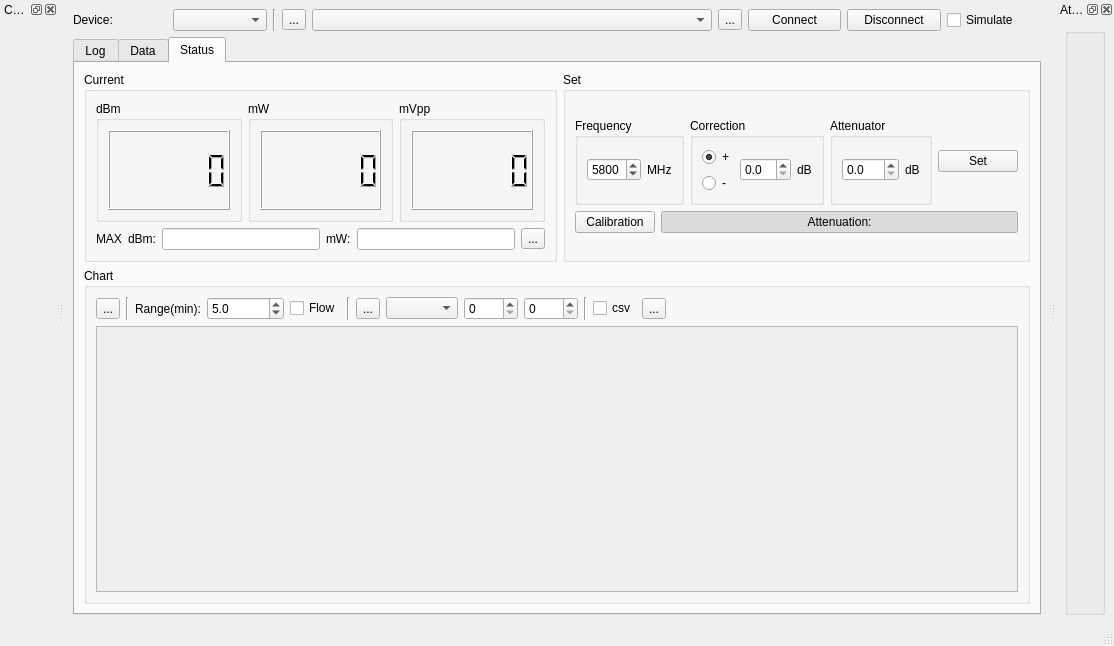
Old version of the form src/mainwindow.ui in the repository coozoo/qtrfpowermeter.
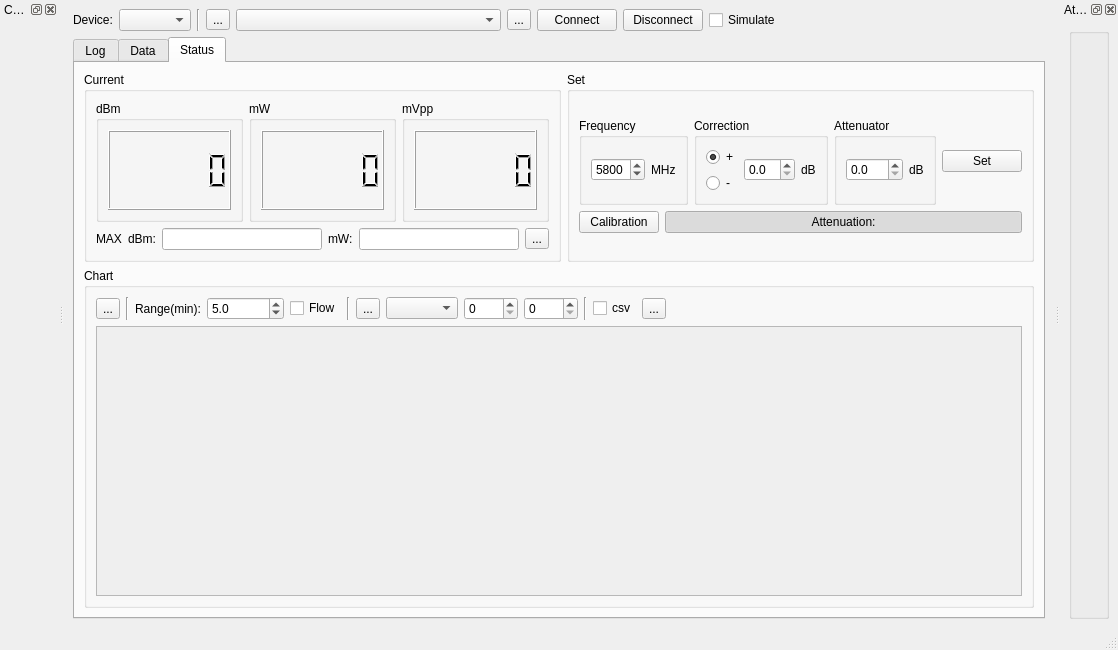
New version of the form.

```diff
--- a/src/mainwindow.ui
+++ b/src/mainwindow.ui
@@ -6,8 +6,8 @@
    <rect>
     <x>0</x>
     <y>0</y>
-    <width>1114</width>
-    <height>646</height>
+    <width>1118</width>
+    <height>650</height>
    </rect>
   </property>
   <property name="windowTitle">
@@ -95,6 +95,19 @@
         </property>
        </widget>
       </item>
+      <item>
+       <spacer name="horizontalSpacer_2">
+        <property name="orientation">
+         <enum>Qt::Orientation::Horizontal</enum>
+        </property>
+        <property name="sizeHint" stdset="0">
+         <size>
+          <width>40</width>
+          <height>20</height>
+         </size>
+        </property>
+       </spacer>
+      </item>
      </layout>
     </item>
     <item row="1" column="1">
@@ -458,8 +471,8 @@
                    <rect>
                     <x>0</x>
                     <y>0</y>
-                    <width>936</width>
-                    <height>189</height>
+                    <width>940</width>
+                    <height>193</height>
                    </rect>
                   </property>
                  </widget>
```
Left out of the diff: 8 changed lines with no effect on the pictures.
